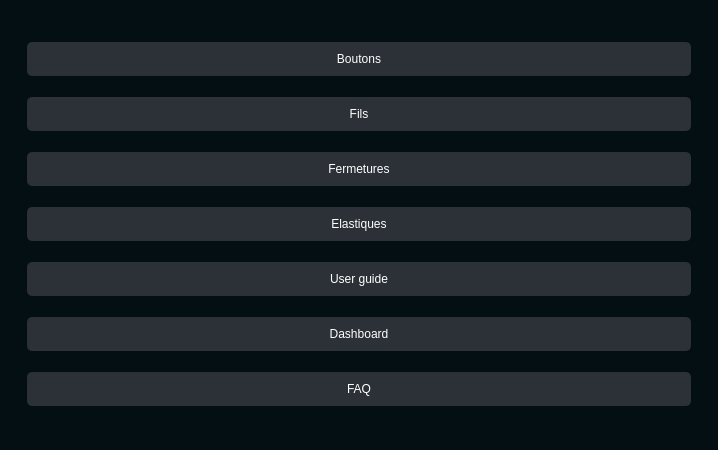
Before: the Qt Designer form interface.ui in MezliniH/lutex-stock, drawn with Qt 5.
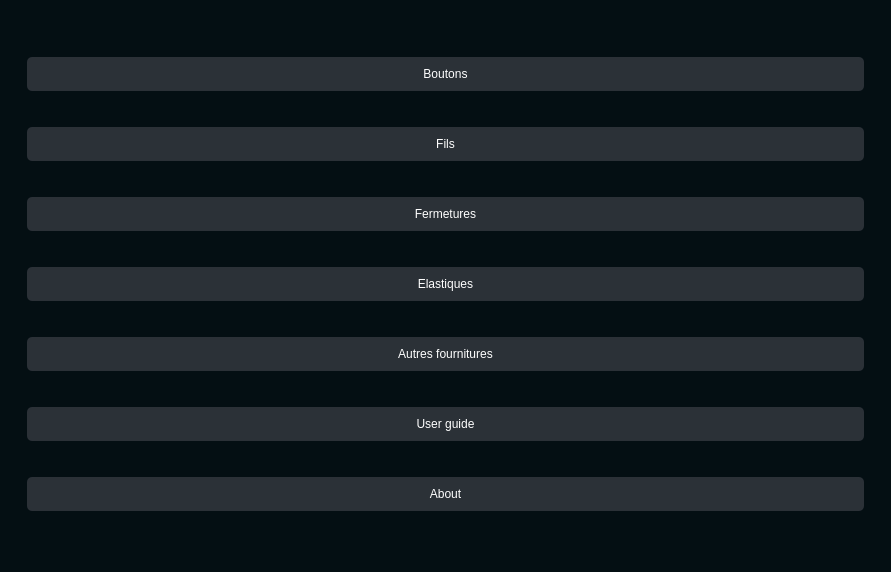
After: the same form once the commit is applied. Icons and pictures are not drawn.

The edit to the form file:
```diff
--- a/interface.ui
+++ b/interface.ui
@@ -6,8 +6,8 @@
    <rect>
     <x>0</x>
     <y>0</y>
-    <width>718</width>
-    <height>450</height>
+    <width>891</width>
+    <height>572</height>
    </rect>
   </property>
   <property name="windowTitle">
@@ -97,7 +97,7 @@
           <item>
            <widget class="QPushButton" name="userguide">
             <property name="text">
-             <string>User guide</string>
+             <string>Autres fournitures</string>
             </property>
             <property name="icon">
              <iconset resource="../../Desktop/lutex-stock/icons.qrc">
@@ -108,7 +108,7 @@
           <item>
            <widget class="QPushButton" name="dashboard">
             <property name="text">
-             <string>Dashboard</string>
+             <string>User guide</string>
             </property>
             <property name="icon">
              <iconset resource="../../Desktop/lutex-stock/icons.qrc">
@@ -119,7 +119,7 @@
           <item>
            <widget class="QPushButton" name="faq">
             <property name="text">
-             <string>FAQ</string>
+             <string>About</string>
             </property>
             <property name="icon">
              <iconset resource="../../Desktop/lutex-stock/icons.qrc">
```
Left out of the diff: 22 changed lines with no effect on the pictures.
